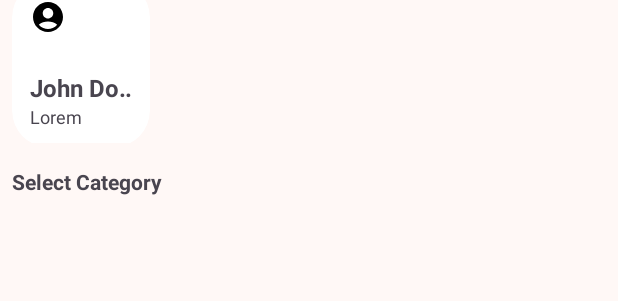
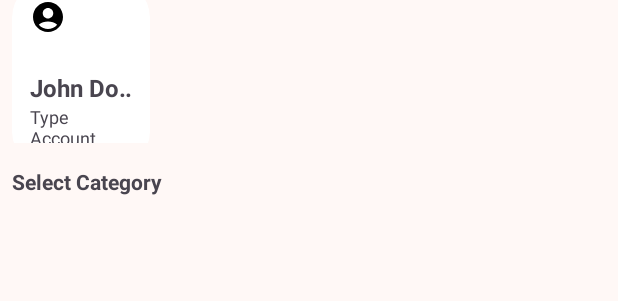
Before and after one commit to ZenMachi/PersonalFinance, an Android app: the layout activity_add_transaction.xml on its own in the app's theme, with its tools: preview values and no code run, on a phone screen of 412 x 824 dp. Shown: the part 627-928 px from the top of the screen. Run offline under Robolectric (Android 15) with nearby library versions, the phone set to English and light mode, and no system bars.

Commit message:
fix: extracted hardcoded string to strings.xml

```diff
--- a/app/src/main/res/layout/activity_add_transaction.xml
+++ b/app/src/main/res/layout/activity_add_transaction.xml
@@ -20,7 +20,7 @@
             style="@style/Widget.Material3.Chip.Filter"
             android:layout_width="wrap_content"
             android:layout_height="wrap_content"
-            android:text="Expense"
+            android:text="@string/text_expense"
             app:checkedIconEnabled="false" />
 
         <com.google.android.material.chip.Chip
@@ -28,7 +28,7 @@
             style="@style/Widget.Material3.Chip.Filter"
             android:layout_width="wrap_content"
             android:layout_height="wrap_content"
-            android:text="Income"
+            android:text="@string/text_income"
             app:checkedIconEnabled="false" />
 
         <com.google.android.material.chip.Chip
@@ -36,7 +36,7 @@
             style="@style/Widget.Material3.Chip.Filter"
             android:layout_width="wrap_content"
             android:layout_height="wrap_content"
-            android:text="Transfer"
+            android:text="@string/text_transfer"
             app:checkedIconEnabled="false" />
 
     </com.google.android.material.chip.ChipGroup>
@@ -46,7 +46,7 @@
         android:layout_width="match_parent"
         android:layout_height="wrap_content"
         android:layout_marginTop="16dp"
-        android:hint="Transaction Name"
+        android:hint="@string/text_edittext_transaction_name"
         app:layout_constraintTop_toBottomOf="@id/chipGroupTransaction">
 
         <com.google.android.material.textfield.TextInputEditText
@@ -61,7 +61,7 @@
         android:layout_width="match_parent"
         android:layout_height="wrap_content"
         android:layout_marginTop="16dp"
-        android:hint="Description"
+        android:hint="@string/text_edittext_desc"
         app:layout_constraintTop_toBottomOf="@id/inputLayoutName">
 
         <com.google.android.material.textfield.TextInputEditText
@@ -76,7 +76,7 @@
         android:layout_width="match_parent"
         android:layout_height="wrap_content"
         android:layout_marginTop="16dp"
-        android:hint="Amount"
+        android:hint="@string/text_edittext_amount"
         app:layout_constraintTop_toBottomOf="@id/inputLayoutDesc">
 
         <com.google.android.material.textfield.TextInputEditText
@@ -95,7 +95,7 @@
         android:layout_marginTop="16dp"
         android:layout_marginEnd="8dp"
         android:background="@android:color/transparent"
-        android:text="Date"
+        android:text="@string/text_date"
         android:textColor="@color/material_on_surface_emphasis_high_type"
         app:icon="@drawable/ic_calendar_month_24"
         app:iconTint="@color/material_dynamic_secondary40"
@@ -110,7 +110,7 @@
         android:layout_marginStart="8dp"
         android:layout_marginTop="16dp"
         android:background="@android:color/transparent"
-        android:text="Time"
+        android:text="@string/text_time"
         android:textColor="@color/material_on_surface_emphasis_high_type"
         app:icon="@drawable/ic_access_time_24"
         app:iconTint="@color/material_dynamic_secondary40"
@@ -123,7 +123,7 @@
         android:layout_width="wrap_content"
         android:layout_height="wrap_content"
         android:layout_marginTop="16dp"
-        android:text="Select Account"
+        android:text="@string/text_select_account"
         android:textStyle="bold"
         app:layout_constraintStart_toStartOf="parent"
         app:layout_constraintTop_toBottomOf="@id/btnDate" />
@@ -142,7 +142,7 @@
         android:layout_width="wrap_content"
         android:layout_height="wrap_content"
         android:layout_marginTop="16dp"
-        android:text="Select Category"
+        android:text="@string/text_select_category"
         android:textStyle="bold"
         app:layout_constraintStart_toStartOf="parent"
         app:layout_constraintTop_toBottomOf="@id/rvAccounts" />
@@ -235,7 +235,7 @@
         android:layout_width="match_parent"
         android:layout_height="wrap_content"
         android:layout_marginBottom="16dp"
-        android:text="Add"
+        android:text="@string/text_btn_add"
         app:layout_constraintBottom_toBottomOf="parent" />
 
 </androidx.constraintlayout.widget.ConstraintLayout>
--- a/app/src/main/res/layout/fragment_accounts.xml
+++ b/app/src/main/res/layout/fragment_accounts.xml
@@ -17,7 +17,7 @@
         android:layout_width="wrap_content"
         android:layout_height="wrap_content"
         android:visibility="gone"
-        android:text="No Accounts Found"
+        android:text="@string/text_no_account"
         android:textSize="36sp"
         app:layout_constraintBottom_toBottomOf="parent"
         app:layout_constraintEnd_toEndOf="parent"
@@ -30,6 +30,7 @@
         android:layout_width="wrap_content"
         android:layout_height="wrap_content"
         android:layout_marginBottom="12dp"
+        android:contentDescription="@string/text_btn_add"
         android:src="@drawable/ic_add_24"
         app:elevation="0dp"
         app:layout_constraintBottom_toBottomOf="parent"
--- a/app/src/main/res/layout/fragment_category.xml
+++ b/app/src/main/res/layout/fragment_category.xml
@@ -43,7 +43,7 @@
                 android:layout_width="wrap_content"
                 android:layout_height="wrap_content"
                 android:textSize="24sp"
-                android:text="There is No Data RN"
+                android:text="@string/text_no_transaction"
                 android:visibility="gone"
                 android:textColor="@color/md_theme_onPrimary"
                 app:layout_constraintTop_toTopOf="parent"
--- a/app/src/main/res/layout/item_card_account_add.xml
+++ b/app/src/main/res/layout/item_card_account_add.xml
@@ -18,6 +18,7 @@
             android:id="@+id/imgTypeAccount"
             android:layout_width="24dp"
             android:layout_height="24dp"
+            android:contentDescription="@string/text_placeholder_account_type"
             android:src="@drawable/ic_account_circle_24"
             app:layout_constraintStart_toStartOf="parent"
             app:layout_constraintTop_toTopOf="parent" />
@@ -29,7 +30,7 @@
             android:layout_marginTop="24dp"
             android:ellipsize="marquee"
             android:maxLines="1"
-            android:text="John Doe Lorem Ipsum"
+            android:text="@string/text_placeholder_account_name"
             android:textSize="16sp"
             android:textStyle="bold"
             app:layout_constraintStart_toStartOf="parent"
@@ -39,7 +40,7 @@
             android:id="@+id/tvTypeAccount"
             android:layout_width="wrap_content"
             android:layout_height="wrap_content"
-            android:text="Lorem"
+            android:text="@string/text_placeholder_account_type"
             android:textSize="12sp"
             app:layout_constraintStart_toStartOf="parent"
             app:layout_constraintTop_toBottomOf="@id/tvNameAccount" />
--- a/app/src/main/res/layout/item_history_transaction.xml
+++ b/app/src/main/res/layout/item_history_transaction.xml
@@ -33,7 +33,7 @@
                 android:id="@+id/tvNameTransaction"
                 android:layout_width="wrap_content"
                 android:layout_height="wrap_content"
-                android:text="This is name Dummy Transaction"
+                android:text="@string/text_placeholder_title_transaction"
                 android:maxEms="12"
                 android:maxLines="1"
                 android:textColor="@color/md_theme_onBackground"
@@ -46,7 +46,7 @@
                 android:id="@+id/tvNameDescription"
                 android:layout_width="wrap_content"
                 android:layout_height="wrap_content"
-                android:text="Name Card + Date + Time"
+                android:text="@string/text_item_transaction_desc"
                 android:textSize="12sp"
                 android:textColor="@color/md_theme_onBackground"
                 app:layout_constraintStart_toStartOf="parent"
@@ -59,7 +59,7 @@
             android:id="@+id/tvAmount"
             android:layout_width="wrap_content"
             android:layout_height="wrap_content"
-            android:text="Rp 100.000.000"
+            android:text="@string/text_dummy_balance"
             android:textSize="12sp"
             android:textColor="@color/md_theme_onBackground"
             app:layout_constraintBottom_toBottomOf="parent"
--- a/app/src/main/res/layout/layout_main.xml
+++ b/app/src/main/res/layout/layout_main.xml
@@ -29,6 +29,7 @@
        android:layout_width="match_parent"
        android:layout_height="0dp"
        android:paddingHorizontal="8dp"
+       tools:layout="@layout/fragment_home"
        app:layout_constraintTop_toBottomOf="@id/toolbar_layout"
        app:layout_constraintBottom_toTopOf="@id/bottom_navbar"/>
 
--- a/app/src/main/res/values/strings.xml
+++ b/app/src/main/res/values/strings.xml
@@ -2,4 +2,38 @@
     <string name="app_name">Personal Finance</string>
     <!-- TODO: Remove or change this placeholder text -->
     <string name="hello_blank_fragment">Hello blank fragment</string>
+    <string name="text_title_app">Persofi</string>
+    <string name="text_subtitle_onb">Simple way to manage your savings</string>
+    <string name="btn_onb">Get Started</string>
+    <string name="text_income">Income</string>
+    <string name="text_dummy_balance">Rp 1.000.000</string>
+    <string name="text_expense">Expense</string>
+    <string name="text_item_transaction_desc">%1$s • %2$s • %3$s</string>
+    <string name="text_placeholder_title_transaction">This is name Dummy Transaction</string>
+    <string name="text_placeholder_title_category_name">This is name Category</string>
+    <string name="text_placeholder_account_name">John Doe Lorem Ipsum</string>
+    <string name="text_placeholder_account_type">Type Account</string>
+    <string name="text_placeholder_user_name">John Doe</string>
+    <string name="text_home_subtitle">Welcome Back</string>
+    <string name="text_total_balance">Total Balance</string>
+    <string name="text_transactions">Transactions</string>
+    <string name="text_no_transaction">There is No Transaction</string>
+    <string name="text_btn_add">Add</string>
+    <string name="text_no_account">No Accounts Found</string>
+    <string name="text_edittext_transaction_name">Transaction Name</string>
+    <string name="text_edittext_desc">Description</string>
+    <string name="text_edittext_amount">Amount</string>
+    <string name="text_date">Date</string>
+    <string name="text_time">Time</string>
+    <string name="text_select_account">Select Account</string>
+    <string name="text_select_category">Select Category</string>
+    <string name="text_btn_update">Update</string>
+    <string name="text_edittext_account_name">Account Name</string>
+    <string name="text_type_cash">Cash</string>
+    <string name="text_type_bank">Bank</string>
+    <string name="text_type_ewallet">E-Wallet</string>
+    <string name="text_greeting_app">Hi, Welcome to App</string>
+    <string name="text_btn_done">Done</string>
+    <string name="text_edittext_user_name">Enter Your Name</string>
+    <string name="text_transfer">Transfer</string>
 </resources>
```
Also changed, not shown: app/src/main/java/com/dokari4/personalfinance/ui/accounts/AccountAdapter.kt (+16 -10 lines), app/src/main/java/com/dokari4/personalfinance/ui/home/HomeFragment.kt (+4 -5 lines), app/src/main/res/layout/activity_add_account.xml (+6 -6 lines), app/src/main/res/layout/activity_onboarding.xml (+17 -7 lines), app/src/main/res/layout/activity_update_account.xml (+6 -6 lines), app/src/main/res/layout/activity_update_transaction.xml (+10 -10 lines), app/src/main/res/layout/fragment_home.xml (+8 -7 lines), app/src/main/res/layout/item_card_account.xml (+8 -7 lines), app/src/main/res/layout/item_history_overview.xml (+11 -6 lines), app/src/main/res/layout/layout_income_expense_card.xml (+6 -4 lines).
